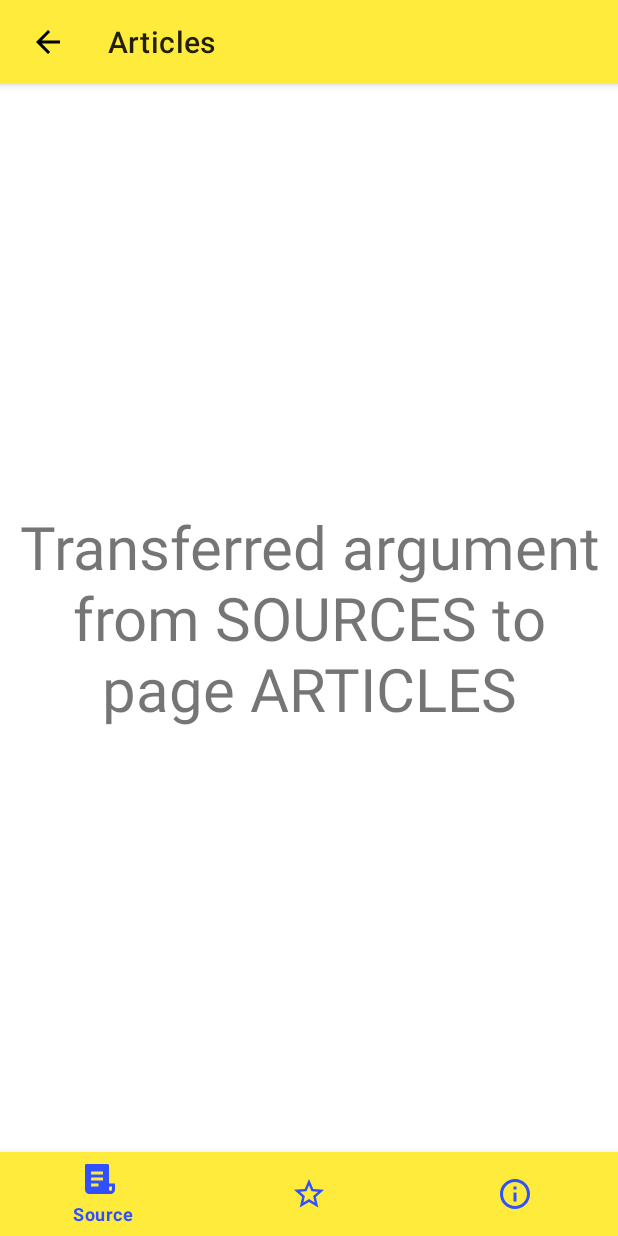
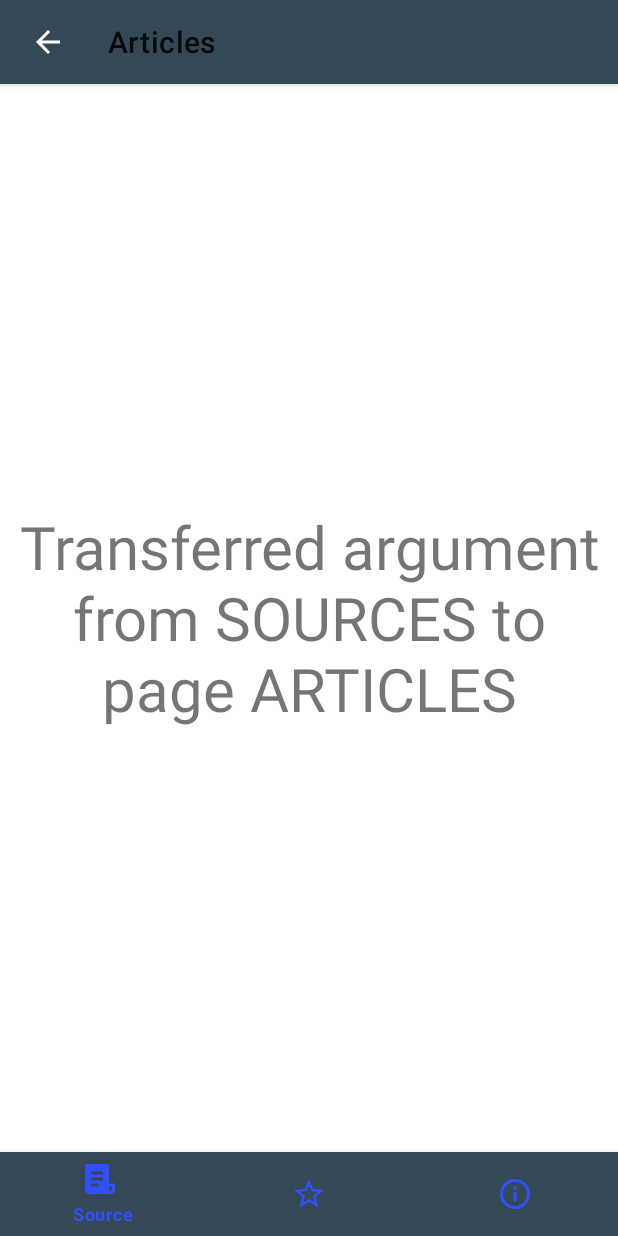
Before and after one commit to Dailius/News_App, an Android app: the screen it shows after launch (MainActivity), after a tap on "SOURCES", on a phone screen of 412 x 824 dp. Run offline under Robolectric (Android 15) with nearby library versions, the phone set to English and light mode, and no system bars; our stand-ins replace Dagger/Hilt's generated code, Timber; 1 statement that could not run was skipped.

Commit message:
Add SplashScreenActivity into newsapp/splash

```diff
--- /dev/null
+++ b/app/src/main/java/com/dailiusprograming/newsapp/splash/SplashScreenActivity.kt
@@ -0,0 +1,13 @@
+package com.dailiusprograming.newsapp.splash
+
+import android.content.Intent
+import android.os.Bundle
+import androidx.appcompat.app.AppCompatActivity
+import com.dailiusprograming.newsapp.main.MainActivity
+
+class SplashScreenActivity : AppCompatActivity() {
+    override fun onCreate(savedInstanceState: Bundle?) {
+        super.onCreate(savedInstanceState)
+        startActivity(Intent(this, MainActivity::class.java))
+    }
+}
--- /dev/null
+++ b/app/src/main/res/drawable/splash_screen_background.xml
@@ -0,0 +1,6 @@
+<?xml version="1.0" encoding="utf-8"?>
+<layer-list xmlns:android="http://schemas.android.com/apk/res/android">
+    <item android:drawable="@color/primaryColor"/>
+    <item android:drawable="@drawable/news_app_logo"
+        android:gravity="center"/>
+</layer-list>
--- a/app/src/main/res/values/colors.xml
+++ b/app/src/main/res/values/colors.xml
@@ -1,14 +1,16 @@
 <?xml version="1.0" encoding="utf-8"?>
 <resources>
-    <color name="primaryColor">#ffeb3b</color>
-    <color name="primaryLightColor">#ffff72</color>
-    <color name="primaryDarkColor">#c8b900</color>
+    <color name="primaryColor">#344955</color>
+    <color name="primaryLightColor">#5f7481</color>
+    <color name="primaryDarkColor">#232F34</color>
     <color name="secondaryColor">#304ffe</color>
     <color name="secondaryLightColor">#7a7cff</color>
     <color name="secondaryDarkColor">#0026ca</color>
-    <color name="primaryTextColor">#000000</color>
-    <color name="secondaryTextColor">#ffffff</color>
+    <color name="primaryTextColor">#ffffff</color>
+    <color name="secondaryTextColor">#000000</color>
     <color name="black">#FF000000</color>
     <color name="white">#FFFFFFFF</color>
     <color name="transparent">#00000000</color>
+    <color name="splash_screen_background">#344955</color>
+
 </resources>
--- a/app/src/main/res/values/themes.xml
+++ b/app/src/main/res/values/themes.xml
@@ -13,7 +13,16 @@
         <item name="android:statusBarColor">?attr/colorPrimaryVariant</item>
         <!-- Customize your theme here. -->
     </style>
+
     <style name="Theme.NewsApp.Toolbar" parent="Widget.MaterialComponents.Toolbar">
         <item name="titleTextColor">@color/primaryTextColor</item>
     </style>
+
+    <style name="Theme.NewsApp.SplashScreenTheme" parent="Theme.MaterialComponents.DayNight.NoActionBar">
+        <item name="colorPrimary">@color/primaryColor</item>
+        <item name="colorPrimaryVariant">@color/primaryDarkColor</item>
+        <item name="colorOnPrimary">@color/primaryLightColor</item>
+        <item name="android:statusBarColor">?attr/colorPrimaryVariant</item>
+        <item name="android:windowBackground">@drawable/splash_screen_background</item>
+    </style>
 </resources>
```
Also changed, not shown: app/src/main/AndroidManifest.xml (+6 -3 lines), app/src/main/res/layout/activity_splach_screen.xml (added, +17 -0 lines), app/src/main/res/drawable/news_app_logo.png (added).
